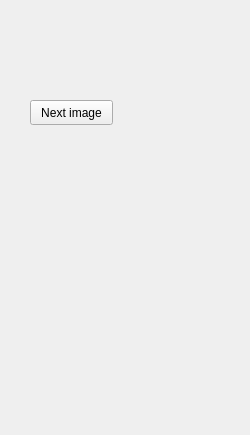
This is src/gui/panel/rightpanel/rightpanel.ui in WarmongeR1/SensorNet as Qt 5 draws it before an edit. The edited form follows.
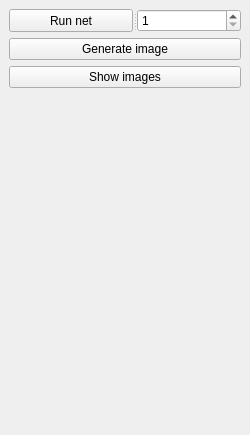
This is the edited form.

Commit message: [ADD] add show steps in the window

```diff
--- a/src/gui/panel/rightpanel/rightpanel.ui
+++ b/src/gui/panel/rightpanel/rightpanel.ui
@@ -14,19 +14,55 @@
    <string>DockWidget</string>
   </property>
   <widget class="QWidget" name="dockWidgetContents">
-   <widget class="QPushButton" name="pBNextImage">
-    <property name="geometry">
-     <rect>
-      <x>30</x>
-      <y>100</y>
-      <width>83</width>
-      <height>25</height>
-     </rect>
-    </property>
-    <property name="text">
-     <string>Next image</string>
-    </property>
-   </widget>
+   <layout class="QGridLayout" name="gridLayout">
+    <item row="0" column="0">
+     <widget class="QSplitter" name="splitter">
+      <property name="orientation">
+       <enum>Qt::Horizontal</enum>
+      </property>
+      <widget class="QPushButton" name="pBRunNet">
+       <property name="text">
+        <string>Run net</string>
+       </property>
+      </widget>
+      <widget class="QSpinBox" name="spinBox">
+       <property name="minimum">
+        <number>1</number>
+       </property>
+       <property name="maximum">
+        <number>999999999</number>
+       </property>
+      </widget>
+     </widget>
+    </item>
+    <item row="1" column="0">
+     <widget class="QPushButton" name="pBGenerateImage">
+      <property name="text">
+       <string>Generate image</string>
+      </property>
+     </widget>
+    </item>
+    <item row="2" column="0">
+     <widget class="QPushButton" name="pBShowImages">
+      <property name="text">
+       <string>Show images</string>
+      </property>
+     </widget>
+    </item>
+    <item row="3" column="0">
+     <spacer name="verticalSpacer">
+      <property name="orientation">
+       <enum>Qt::Vertical</enum>
+      </property>
+      <property name="sizeHint" stdset="0">
+       <size>
+        <width>20</width>
+        <height>298</height>
+       </size>
+      </property>
+     </spacer>
+    </item>
+   </layout>
   </widget>
  </widget>
  <resources/>
```
The commit also changes 14 other files.
